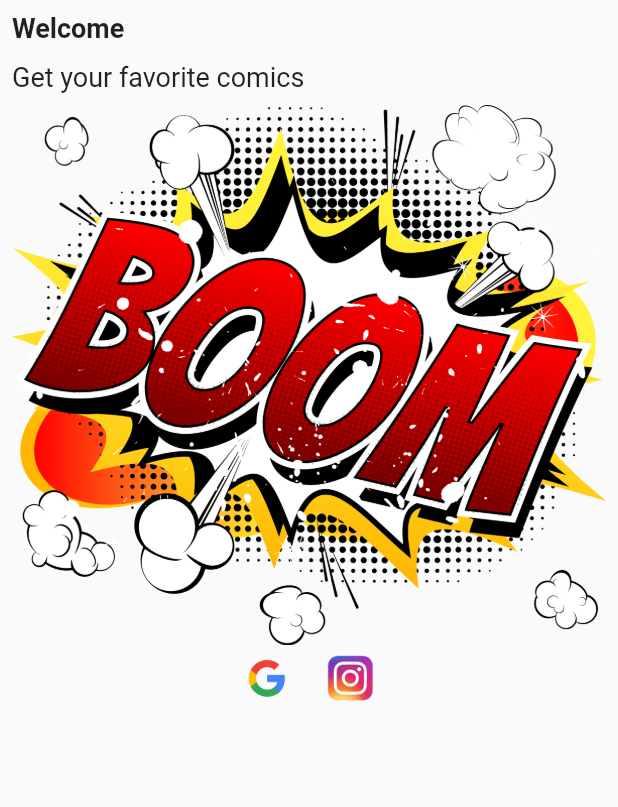
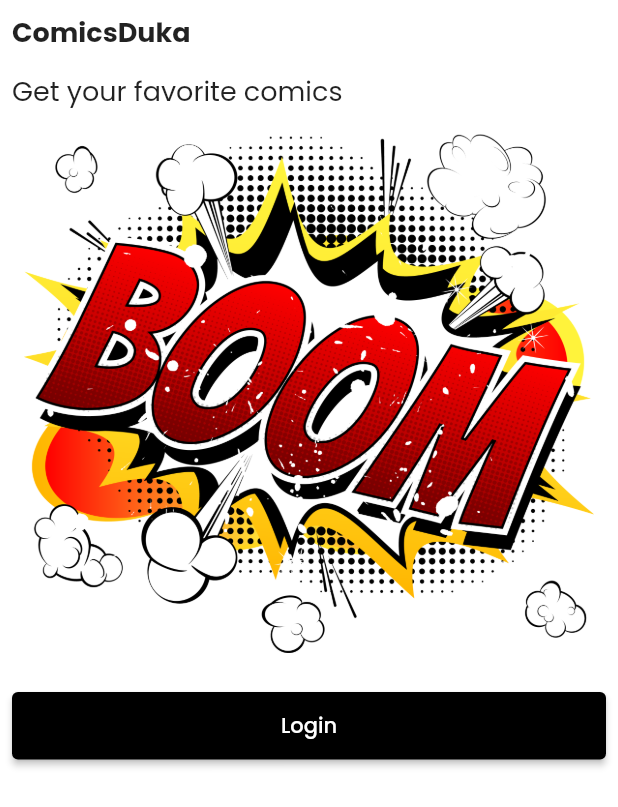
Before and after one commit to mwaidesu/comicsduka, a Flutter app: the screen it shows after launch, on a phone screen of 412 x 824 dp. Shown: the top 807 px of the screen. Run offline on Flutter 3.47's test engine with Material 2 defaults, Android fonts, the phone set to English and light mode, and no system bars; our stand-ins replace google_fonts.

Commit message:
Add google fonts

```diff
--- /dev/null
+++ b/lib/constants/theme.dart
@@ -0,0 +1,16 @@
+
+
+import 'package:flutter/material.dart';
+import 'package:google_fonts/google_fonts.dart';
+
+
+ThemeData themeData = ThemeData(
+  fontFamily: GoogleFonts.poppins().fontFamily,
+  scaffoldBackgroundColor: Colors.white,
+  elevatedButtonTheme: ElevatedButtonThemeData(
+    style: ElevatedButton.styleFrom(
+      backgroundColor: Colors.black,
+      disabledBackgroundColor: Colors.grey,
+    ),
+  ),
+);
--- a/lib/main.dart
+++ b/lib/main.dart
@@ -1,5 +1,8 @@
+// ignore_for_file: prefer_const_constructors
+
+import 'package:comicsduka/constants/theme.dart';
 import 'package:flutter/material.dart';
-import 'package:comicsduka/screens/auth_ui/login/login.dart';
+import 'package:comicsduka/screens/auth_ui/welcome/welcome.dart';
 
 void main() {
   runApp(const MyApp());
@@ -11,10 +14,12 @@ class MyApp extends StatelessWidget {
   // This widget is the root of your application.
   @override
   Widget build(BuildContext context) {
-    return const MaterialApp(
+    return MaterialApp(
+
       debugShowCheckedModeBanner: false,
       title: 'ComicsDuka',
-      home: Login(),
+      theme: themeData,
+      home: Welcome(),
     );
   }///23:45
 }
--- a/lib/screens/auth_ui/login/login.dart
+++ /dev/null
@@ -1,66 +0,0 @@
-import 'package:comicsduka/constants/asset_images.dart';
-import 'package:flutter/cupertino.dart';
-import 'package:flutter/material.dart';
-
-class Login extends StatelessWidget {
-  const Login({super.key});
-
-  @override
-  Widget build(BuildContext context) {
-    return SafeArea(
-        child: Scaffold(
-            body: Padding(
-      padding: const EdgeInsets.all(8.0),
-      child: Column(
-        crossAxisAlignment: CrossAxisAlignment.start,
-        children: [
-          const Text(
-            "Welcome",
-            style: TextStyle(
-              fontSize: 18.0,
-              fontWeight: FontWeight.bold,
-            ),
-          ),
-          const SizedBox(
-            // height: kToolbarHeight +12,
-            height: 12,
-          ),
-          const Text(
-            "Get your favorite comics",
-            style: TextStyle(
-              fontSize: 18.0,
-            ),
-          ),
-          Center(
-              child: Image.asset(
-            AssetsImages.instance.welcomeImage,
-          )),
-          Row(
-            mainAxisAlignment: MainAxisAlignment.center,
-            children: [
-              CupertinoButton(
-                onPressed:(){},
-                padding: EdgeInsets.zero,
-                child: Image.asset(
-                  AssetsImages.instance.googleImage,
-                  scale: 30.0,
-                ),
-              ),
-              const SizedBox(
-                width: 12.0,
-              ),
-              CupertinoButton(
-                onPressed:(){},
-                padding: EdgeInsets.zero,
-                child: Image.asset(
-                  AssetsImages.instance.instagramImage,
-                  scale: 30.0,
-                ),
-              ),
-            ],
-          ),
-        ],
-      ),
-    )));
-  }
-}
--- /dev/null
+++ b/lib/screens/auth_ui/welcome/welcome.dart
@@ -0,0 +1,80 @@
+import 'package:comicsduka/constants/asset_images.dart';
+import 'package:flutter/cupertino.dart';
+import 'package:flutter/material.dart';
+
+class Welcome extends StatelessWidget {
+  const Welcome({super.key});
+
+  @override
+  Widget build(BuildContext context) {
+    return SafeArea(
+        child: Scaffold(
+            body: Padding(
+      padding: const EdgeInsets.all(8.0),
+      child: Column(
+        crossAxisAlignment: CrossAxisAlignment.start,
+        children: [
+          const Text(
+            "ComicsDuka",
+            style: TextStyle(
+              fontSize: 18.0,
+              fontWeight: FontWeight.bold,
+            ),
+          ),
+          const SizedBox(
+            // height: kToolbarHeight +12,
+            height: 12,
+          ),
+          const Text(
+            "Get your favorite comics",
+            style: TextStyle(
+              fontSize: 18.0,
+            ),
+          ),
+          Center(
+              child: Padding(
+            padding: const EdgeInsets.all(8.0),
+            child: Image.asset(
+              AssetsImages.instance.welcomeImage,
+            ),
+          )),
+          // Row(
+          //   mainAxisAlignment: MainAxisAlignment.center,
+          //   children: [
+          //     CupertinoButton(
+          //       onPressed: () {},
+          //       padding: EdgeInsets.zero,
+          //       child: Image.asset(
+          //         AssetsImages.instance.googleImage,
+          //         scale: 30.0,
+          //       ),
+          //     ),
+          //     const SizedBox(
+          //       width: 12.0,
+          //     ),
+          //     CupertinoButton(
+          //       onPressed: () {},
+          //       padding: EdgeInsets.zero,
+          //       child: Image.asset(
+          //         AssetsImages.instance.instagramImage,
+          //         scale: 30.0,
+          //       ),
+          //     ),
+          //   ],
+          // ),
+          const SizedBox(
+            height: 18.0,
+          ),
+          SizedBox(
+            height: 45,
+            width: double.infinity,
+            child: ElevatedButton(
+              onPressed: () {},
+              child: const Text("Login"),
+            ),
+          ),
+        ],
+      ),
+    )));
+  }
+}
--- a/pubspec.yaml
+++ b/pubspec.yaml
@@ -35,6 +35,7 @@ dependencies:
   # The following adds the Cupertino Icons font to your application.
   # Use with the CupertinoIcons class for iOS style icons.
   cupertino_icons: ^1.0.2
+  google_fonts: ^6.1.0
 
 dev_dependencies:
   flutter_test:
```
Also changed, not shown: pubspec.lock, 1 other file.
